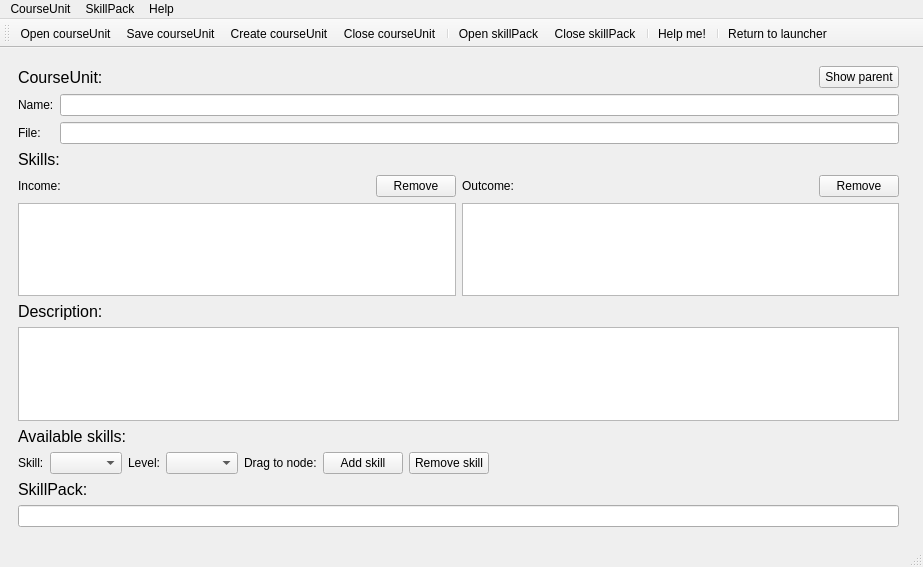
The window that Sources/App/CourseEditor/courseeditor.ui (timattt/Cognitia-II) describes before a commit, drawn with Qt 5.
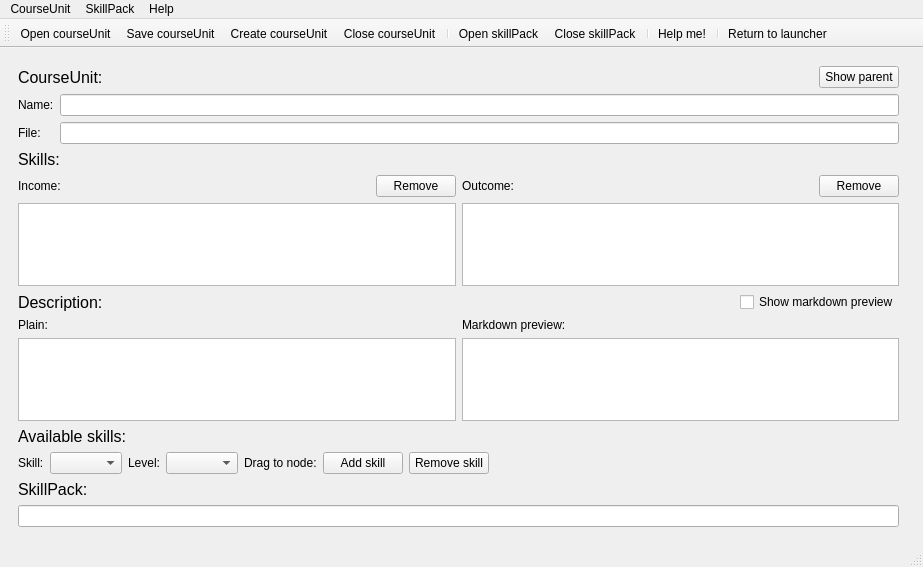
The same window after the commit. Custom widgets are drawn as their Qt base class.

Commit message: CourseEditor | Feature | markdown preview for description text panel

```diff
--- a/Sources/App/CourseEditor/courseeditor.ui
+++ b/Sources/App/CourseEditor/courseeditor.ui
@@ -14,7 +14,7 @@
    <string>MainWindow</string>
   </property>
   <widget class="QWidget" name="centralwidget">
-   <layout class="QHBoxLayout" name="horizontalLayout_5">
+   <layout class="QHBoxLayout" name="horizontalLayout_6">
     <item>
      <widget class="QWidget" name="widget_2" native="true">
       <layout class="QVBoxLayout" name="verticalLayout">
@@ -128,6 +128,8 @@
         </layout>
        </item>
        <item>
+        <layout class="QHBoxLayout" name="horizontalLayout_5">
+         <item>
         <widget class="QLabel" name="label_10">
          <property name="font">
           <font>
@@ -139,8 +141,42 @@
          </property>
         </widget>
        </item>
+         <item alignment="Qt::AlignRight">
+          <widget class="QCheckBox" name="markDownShow">
+           <property name="text">
+            <string>Show markdown preview</string>
+           </property>
+          </widget>
+         </item>
+        </layout>
+       </item>
        <item>
+        <layout class="QGridLayout" name="gridLayout_2">
+         <item row="1" column="0">
         <widget class="QTextEdit" name="descrPanel"/>
+         </item>
+         <item row="1" column="1">
+          <widget class="QTextEdit" name="markDownPreview">
+           <property name="readOnly">
+            <bool>true</bool>
+           </property>
+          </widget>
+         </item>
+         <item row="0" column="0">
+          <widget class="QLabel" name="label_11">
+           <property name="text">
+            <string>Plain:</string>
+           </property>
+          </widget>
+         </item>
+         <item row="0" column="1">
+          <widget class="QLabel" name="markdownPreviewLabel">
+           <property name="text">
+            <string>Markdown preview:</string>
+           </property>
+          </widget>
+         </item>
+        </layout>
        </item>
        <item>
         <spacer name="verticalSpacer">
```
Lines whose indentation alone changed are shown as unchanged. The commit also changes 2 other files.
